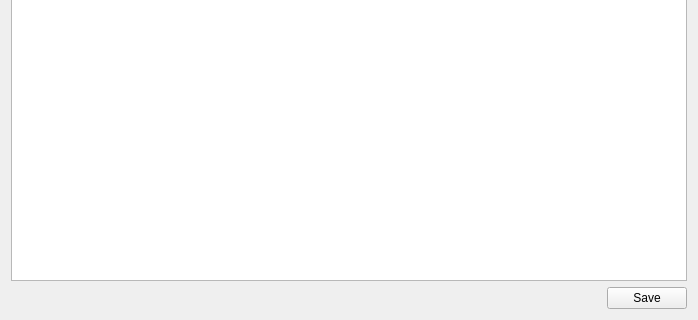
Before: the Qt Designer form src/salewidget.ui in nicmorais/PySimpleSale, drawn with Qt 5; both pictures show x 0 to 698 and y 184 to 504 of the 698 by 504 pixel window.
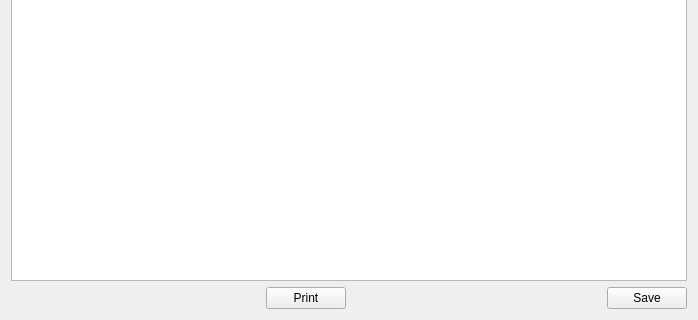
After: the same form once the commit is applied. Icons and pictures are not drawn.

```diff
--- a/src/salewidget.ui
+++ b/src/salewidget.ui
@@ -187,6 +187,26 @@
        </property>
       </spacer>
      </item>
+     <item>
+      <widget class="QPushButton" name="printBtn">
+       <property name="text">
+        <string>Print</string>
+       </property>
+      </widget>
+     </item>
+     <item>
+      <spacer name="horizontalSpacer_2">
+       <property name="orientation">
+        <enum>Qt::Horizontal</enum>
+       </property>
+       <property name="sizeHint" stdset="0">
+        <size>
+         <width>40</width>
+         <height>20</height>
+        </size>
+       </property>
+      </spacer>
+     </item>
      <item>
       <widget class="QPushButton" name="saveBtn">
        <property name="text">
```
Left out of the diff: 30 changed lines with no effect on the pictures.
